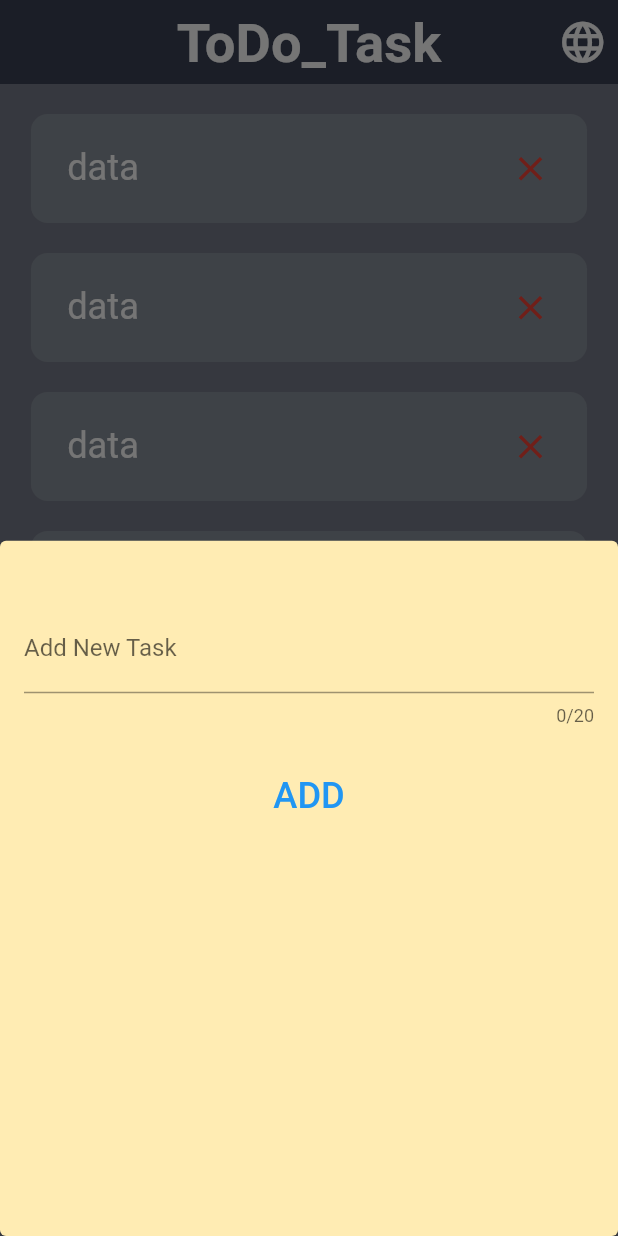
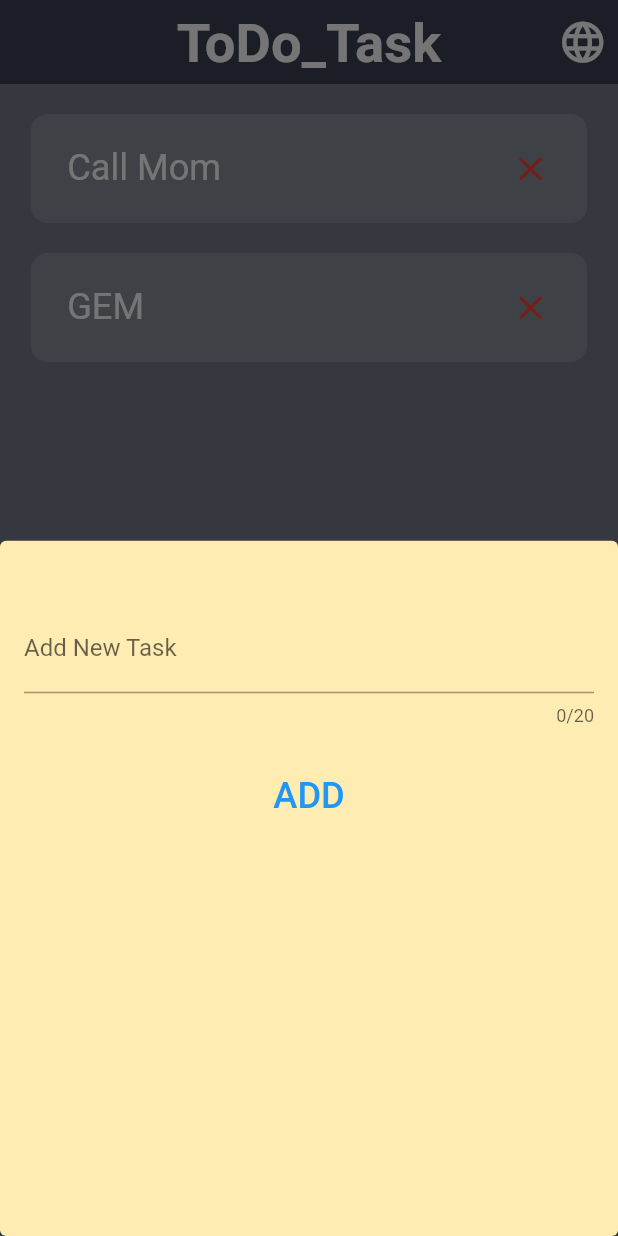
Before and after one commit to alaaRashed2001/ToDo_App, a Flutter app: the screen it shows after launch, after a tap on the "add" icon, on a phone screen of 412 x 824 dp. Run offline on Flutter 3.47's test engine with Material 2 defaults, Android fonts, the phone set to English and light mode, and no system bars; our stand-ins replace flutter_screenutil, shared_preferences; generated files the repository leaves out were written again.

Commit message:
Add New Task

```diff
--- a/lib/Views/Screens/todo_app.dart
+++ b/lib/Views/Screens/todo_app.dart
@@ -2,9 +2,8 @@ import 'package:flutter/material.dart';
 import 'package:flutter_screenutil/flutter_screenutil.dart';
 import 'package:flutter_gen/gen_l10n/app_localizations.dart';
 import 'package:provider/provider.dart';
-
+import '../../Models/task_model.dart';
 import '../../providers/lang_provider.dart';
-import '../Widgets/add_task_bottomsheet.dart';
 import '../Widgets/task_item.dart';
 
 class ToDoApp extends StatefulWidget {
@@ -15,6 +14,26 @@ class ToDoApp extends StatefulWidget {
 }
 
 class _ToDoAppState extends State<ToDoApp> {
+  late  TextEditingController taskEditingController;
+  @override
+  void initState() {
+    taskEditingController = TextEditingController();
+    super.initState();
+  }
+  @override
+  void dispose() {
+    taskEditingController.dispose();
+    super.dispose();
+  }
+  List allTasks=[
+    TaskModel(title: 'Call Mom', status: false),
+    TaskModel(title: 'GEM', status: false),
+  ];
+  addNewTasks(){
+    setState(() {
+      allTasks.add( TaskModel(title: taskEditingController.text, status: false));
+    });
+  }
   @override
   Widget build(BuildContext context) {
     return Scaffold(
@@ -43,10 +62,18 @@ class _ToDoAppState extends State<ToDoApp> {
               ))
         ],
       ),
-      body: ListView.builder(
-        itemCount: 20,
-       itemBuilder: (context, index) => const OneTask(),
+      body: SizedBox(
+      width: double.infinity,
+      child: Column(
+        crossAxisAlignment: CrossAxisAlignment.center,
+        children: [
+          ...allTasks.map((item) => OneTask(
+            title: item.title,
+            isDone: item.status,
+          ))
+        ],
       ),
+    ),
 
       floatingActionButton: FloatingActionButton(
         backgroundColor: Colors.redAccent,
@@ -57,7 +84,43 @@ class _ToDoAppState extends State<ToDoApp> {
               borderRadius: BorderRadius.circular(4.r),
             ),
             context: context,
-            builder: (context) => const AddTaskBottomSheet(),
+            builder: (context) =>  Padding(
+              padding: const EdgeInsets.symmetric(horizontal: 16),
+              child: Column(
+                children: [
+                  Expanded(
+                    child: ListView(
+                      shrinkWrap: true,
+                      children: [
+                        SizedBox(
+                          height: 42.h,
+                        ),
+                        TextField(
+                          controller: taskEditingController,
+                          maxLength: 20,
+                          decoration: InputDecoration(
+                            labelText: AppLocalizations.of(context)!.addNewTask,
+                          ),
+                        ),
+                        SizedBox(height: 22.h,),
+                        TextButton(
+                          onPressed: () {
+                            addNewTasks();
+                            Navigator.of(context).pop();
+                          },
+                          child: Text(
+                            AppLocalizations.of(context)!.add,
+                            style: TextStyle(
+                                fontSize: 22.sp
+                            ),
+                          ),
+                        ),
+                      ],
+                    ),
+                  ),
+                ],
+              ),
+            ),
           );
         },
         child: const Icon(
--- a/lib/Views/Widgets/add_task_bottomsheet.dart
+++ /dev/null
@@ -1,43 +0,0 @@
-import 'package:flutter/material.dart';
-import 'package:flutter_screenutil/flutter_screenutil.dart';
-import 'package:flutter_gen/gen_l10n/app_localizations.dart';
-class AddTaskBottomSheet extends StatelessWidget {
-  const AddTaskBottomSheet({Key? key}) : super(key: key);
-
-  @override
-  Widget build(BuildContext context) {
-    return Padding(
-      padding: const EdgeInsets.symmetric(horizontal: 16),
-      child: Column(
-        children: [
-          Expanded(
-            child: ListView(
-              shrinkWrap: true,
-              children: [
-                SizedBox(
-                  height: 42.h,
-                ),
-                TextField(
-                  maxLength: 20,
-                  decoration: InputDecoration(
-                    labelText: AppLocalizations.of(context)!.addNewTask,
-                  ),
-                ),
-                SizedBox(height: 22.h,),
-                TextButton(
-                  onPressed: () {},
-                  child: Text(
-                    AppLocalizations.of(context)!.add,
-                    style: TextStyle(
-                      fontSize: 22.sp
-                    ),
-                  ),
-                ),
-              ],
-            ),
-          ),
-        ],
-      ),
-    );
-  }
-}
--- a/lib/Views/Widgets/task_item.dart
+++ b/lib/Views/Widgets/task_item.dart
@@ -2,9 +2,9 @@ import 'package:flutter/material.dart';
 import 'package:flutter_screenutil/flutter_screenutil.dart';
 
 class OneTask extends StatelessWidget {
-  const OneTask({Key? key}) : super(key: key);
-  final bool isDone = false;
-
+  const OneTask({Key? key, required this.isDone, required this.title}) : super(key: key);
+  final bool isDone ;
+  final String title;
   @override
   Widget build(BuildContext context) {
     return FractionallySizedBox(
@@ -23,7 +23,7 @@ class OneTask extends StatelessWidget {
           mainAxisAlignment: MainAxisAlignment.spaceBetween,
           children: [
             Text(
-              'data',
+              title,
               style: TextStyle(
                 color: Colors.white,
                 fontSize: 22.sp,
```
